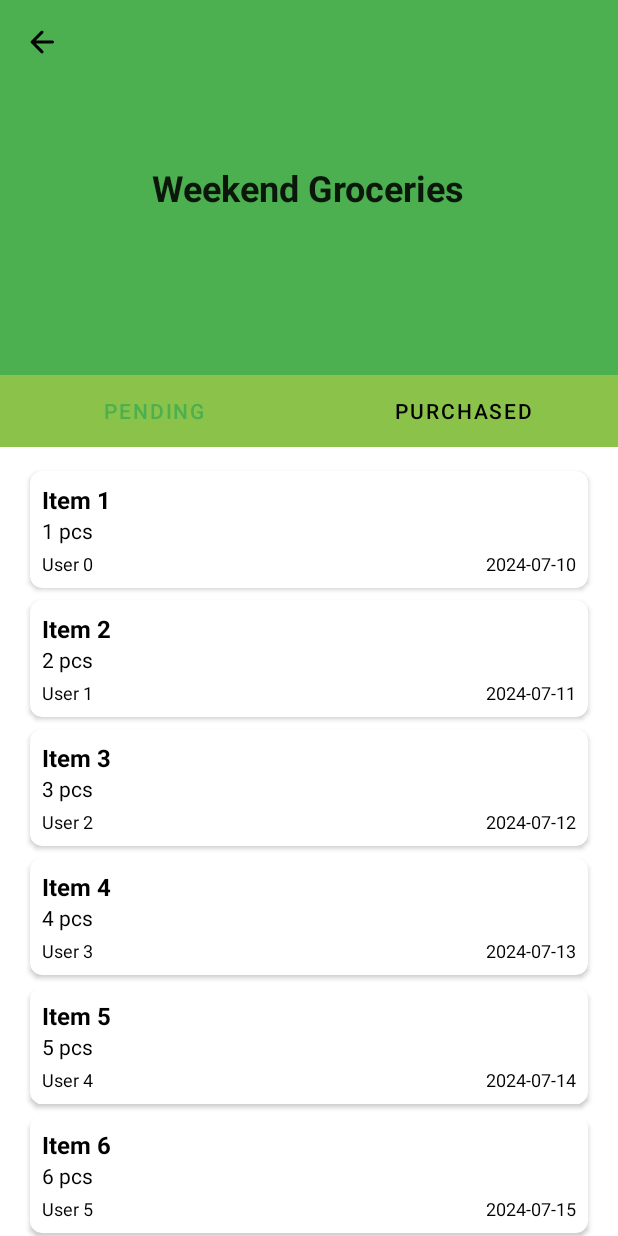
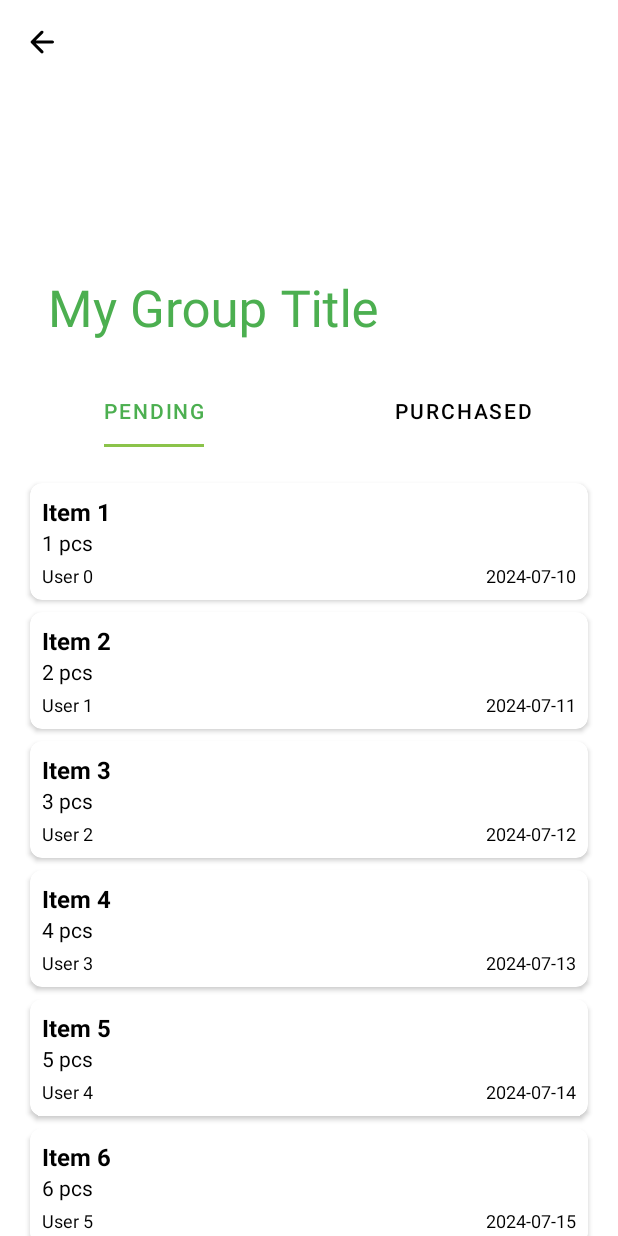
Before and after one commit to Priyanshu-git/Cartly-Android, an Android app: the screen it shows after launch (MainActivity), after a tap on "Weekend Groceries", on a phone screen of 412 x 824 dp. Run offline under Robolectric (Android 15) with nearby library versions, the phone set to English and light mode, and no system bars; our stand-ins replace Dagger/Hilt's generated code, Timber, data binding.

Commit message:
Refactor: Update GroupDetailFragment UI and Toolbar

```diff
--- a/app/src/main/java/com/nexxlabs/cartly/main/dashboard/ui/GroupsListFragment.kt
+++ b/app/src/main/java/com/nexxlabs/cartly/main/dashboard/ui/GroupsListFragment.kt
@@ -41,8 +41,8 @@ class GroupsListFragment : Fragment() {
     private fun setupToolbar() {
         binding.topAppBar.apply {
             title = getString(R.string.app_name)
-            setTitleTextColor(resources.getColor(R.color.colorOnPrimary, null))
-            background = ResourcesCompat.getDrawable(resources, R.color.colorPrimary, null)
+            setTitleTextColor(resources.getColor(R.color.colorPrimary, null))
+            background = ResourcesCompat.getDrawable(resources, R.color.colorSurface, null)
         }
     }
 
--- a/app/src/main/java/com/nexxlabs/cartly/main/groupdetail/ui/GroupDetailFragment.kt
+++ b/app/src/main/java/com/nexxlabs/cartly/main/groupdetail/ui/GroupDetailFragment.kt
@@ -24,12 +24,12 @@ class GroupDetailFragment : Fragment() {
     }
 
     override fun onViewCreated(view: View, savedInstanceState: Bundle?) {
-        binding.tvGroupTitle.text = args.groupName
         setupToolbar()
         setupViewPager()
     }
 
     private fun setupToolbar() {
+        binding.toolbar.title = args.groupName
         binding.toolbar.setNavigationOnClickListener {
             findNavController().navigateUp()
         }
--- a/app/src/main/res/layout/fragment_group_detail.xml
+++ b/app/src/main/res/layout/fragment_group_detail.xml
@@ -19,23 +19,13 @@
                 android:layout_width="match_parent"
                 android:layout_height="250dp"
                 android:fitsSystemWindows="true"
-                app:contentScrim="?attr/colorPrimary"
+                app:contentScrim="@color/colorSurface"
+                android:background="@color/colorSurface"
                 app:layout_scrollFlags="scroll|exitUntilCollapsed"
-                app:titleEnabled="true">
-
-                <!-- Center text visible only in expanded state -->
-                <TextView
-                    android:id="@+id/tvGroupTitle"
-                    android:layout_width="wrap_content"
-                    android:layout_height="wrap_content"
-                    tools:text="My Group Title"
-                    android:textSize="24sp"
-                    android:textStyle="bold"
-                    android:textColor="?android:textColorPrimary"
-                    android:gravity="center"
-                    android:layout_gravity="center"
-                    app:layout_collapseMode="pin" />
-
+                app:titleEnabled="true"
+                app:title="My Group Title"
+                app:collapsedTitleTextColor="@color/colorPrimary"
+                app:expandedTitleTextColor="@color/colorPrimary">
 
                 <!-- Toolbar -->
                 <com.google.android.material.appbar.MaterialToolbar
@@ -63,7 +53,7 @@
                 android:layout_width="match_parent"
                 android:layout_height="wrap_content"
                 android:layout_gravity="bottom"
-                android:background="@color/colorSecondary"
+                android:background="@color/colorSurface"
                 app:tabIndicatorColor="?attr/colorSecondary"
                 app:tabIndicatorFullWidth="false"
                 app:tabSelectedTextColor="?attr/colorPrimary"
@@ -73,7 +63,8 @@
                 android:id="@+id/viewPager"
                 android:layout_width="match_parent"
                 android:layout_height="match_parent"
-                app:layout_behavior="@string/appbar_scrolling_view_behavior" />
+                app:layout_behavior="@string/appbar_scrolling_view_behavior"
+                android:layout_marginTop="8dp"/>
         </LinearLayout>
 
     </androidx.coordinatorlayout.widget.CoordinatorLayout>
--- a/app/src/main/res/layout/fragment_groups_list.xml
+++ b/app/src/main/res/layout/fragment_groups_list.xml
@@ -9,7 +9,7 @@
         android:layout_height="match_parent"
         android:background="?android:colorBackground">
 
-        <com.google.android.material.appbar.MaterialToolbar
+        <androidx.appcompat.widget.Toolbar
             android:id="@+id/topAppBar"
             android:layout_width="match_parent"
             android:layout_height="?attr/actionBarSize"
```
